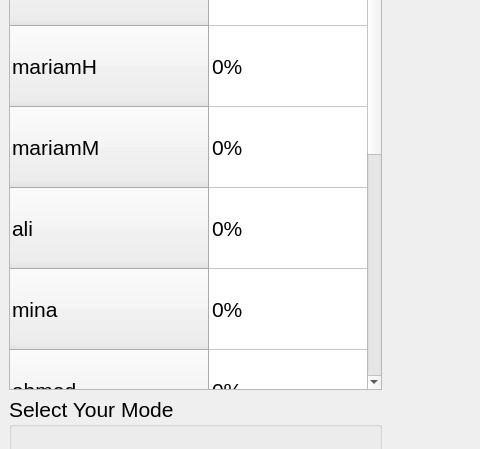
alimaged10/Voice-Security-Access-System, file security_voice_code_access.ui: the form before one commit; both pictures show x 0 to 480 and y 256 to 705 of the 1036 by 1001 pixel window.
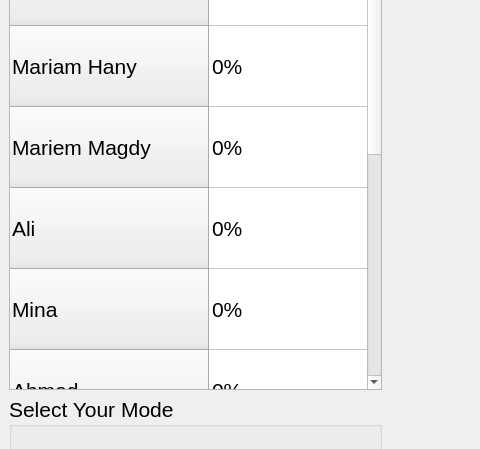
The form after the commit. Icons and pictures are not drawn.

What changed in the file:
```diff
--- a/security_voice_code_access.ui
+++ b/security_voice_code_access.ui
@@ -59,42 +59,42 @@
         </row>
         <row>
          <property name="text">
-          <string>mariamH</string>
+          <string>Mariam Hany</string>
          </property>
         </row>
         <row>
          <property name="text">
-          <string>mariamM</string>
+          <string>Mariem Magdy</string>
          </property>
         </row>
         <row>
          <property name="text">
-          <string>ali</string>
+          <string>Ali</string>
          </property>
         </row>
         <row>
          <property name="text">
-          <string>mina</string>
+          <string>Mina</string>
          </property>
         </row>
         <row>
          <property name="text">
-          <string>ahmed</string>
+          <string>Ahmed</string>
          </property>
         </row>
         <row>
          <property name="text">
-          <string>hazem</string>
+          <string>Hazem</string>
          </property>
         </row>
         <row>
          <property name="text">
-          <string>nourhan</string>
+          <string>Nourhan</string>
          </property>
         </row>
         <row>
          <property name="text">
-          <string>mayar</string>
+          <string>Mayar</string>
          </property>
         </row>
         <column>
```
